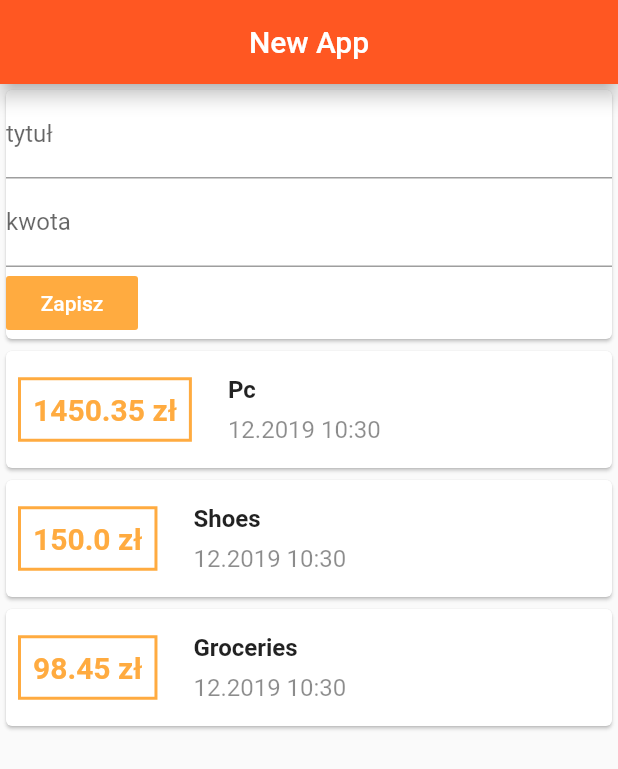
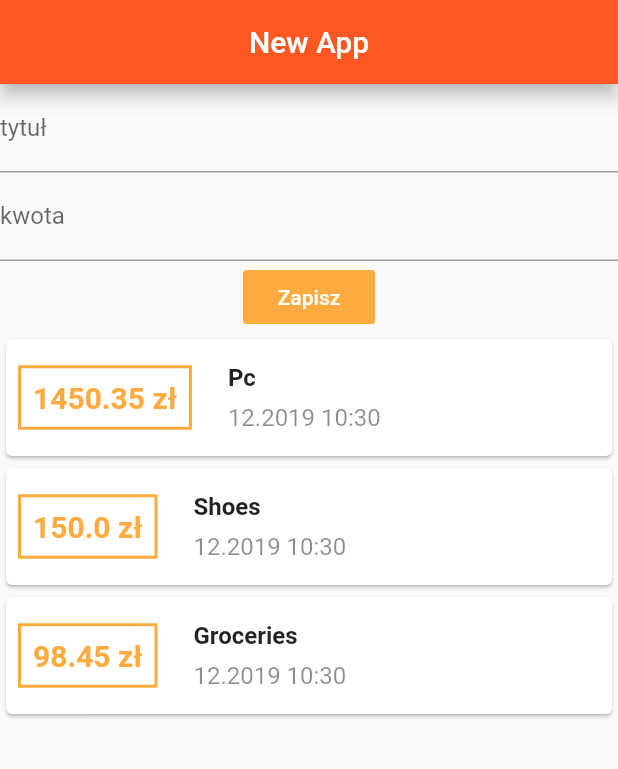
Before and after one commit to fcieminski/flutter-learning, a Flutter app: the screen it shows after launch, on a phone screen of 412 x 824 dp. Shown: the top 769 px of the screen. Run offline on Flutter 3.47's test engine with Material 2 defaults, Android fonts, the phone set to English and light mode, and no system bars.

Commit message:
splitting widgets

```diff
--- a/lib/main.dart
+++ b/lib/main.dart
@@ -1,5 +1,5 @@
 import 'package:flutter/material.dart';
-import './transaction.dart';
+import './widgets/UserTransaction.dart';
 
 void main() => runApp(MyApp());
 
@@ -11,13 +11,6 @@ class MyApp extends StatelessWidget {
 }
 
 class Home extends StatelessWidget {
-  final List<Transaction> transactions = [
-    Transaction(id: '1', title: 'Pc', amount: 1450.35, time: DateTime.now()),
-    Transaction(id: '2', title: 'Shoes', amount: 150, time: DateTime.now()),
-    Transaction(
-        id: '3', title: 'Groceries', amount: 98.45, time: DateTime.now()),
-  ];
-
   @override
   Widget build(BuildContext context) {
     return Scaffold(
@@ -29,90 +22,12 @@ class Home extends StatelessWidget {
       ),
       body: Column(
         children: <Widget>[
-          Card(
+          Container(
             child: Column(
               crossAxisAlignment: CrossAxisAlignment.start,
-              children: <Widget>[
-                TextField(
-                  decoration: InputDecoration(
-                    labelText: 'tytuł',
-                  ),
-                ),
-                TextField(
-                  decoration: InputDecoration(
-                    labelText: 'kwota',
-                  ),
-                ),
-                FlatButton(
-                  child: Text(
-                    'Zapisz',
-                  ),
-                  color: Colors.orangeAccent,
-                  textColor: Colors.white,
-                  onPressed: () {},
-                )
-              ],
+              children: <Widget>[UserTransactions()],
             ),
           ),
-          Column(
-            children: transactions.map((transaction) {
-              return Container(
-                child: Card(
-                  child: Row(
-                    children: <Widget>[
-                      Container(
-                        margin: EdgeInsets.all(8),
-                        padding: EdgeInsets.all(8),
-                        decoration: BoxDecoration(
-                          border: Border.all(
-                            color: Colors.orangeAccent,
-                            width: 2,
-                          ),
-                        ),
-                        child: Text(
-                          '${transaction.amount} zł',
-                          style: TextStyle(
-                            color: Colors.orangeAccent,
-                            fontWeight: FontWeight.bold,
-                            fontSize: 20,
-                          ),
-                        ),
-                      ),
-                      Container(
-                        margin: EdgeInsets.all(8),
-                        padding: EdgeInsets.all(8),
-                        child: Column(
-                          mainAxisAlignment: MainAxisAlignment.start,
-                          crossAxisAlignment: CrossAxisAlignment.start,
-                          children: <Widget>[
-                            Container(
-                              padding: EdgeInsets.only(bottom: 8),
-                              child: Text(
-                                transaction.title,
-                                style: TextStyle(
-                                  fontWeight: FontWeight.bold,
-                                  fontSize: 16,
-                                ),
-                              ),
-                            ),
-                            Container(
-                              child: Text(
-                                '${transaction.time.month}.${transaction.time.year} ${transaction.time.hour}:${transaction.time.minute}',
-                                style: TextStyle(
-                                  fontSize: 16,
-                                  color: Colors.black45,
-                                ),
-                              ),
-                            ),
-                          ],
-                        ),
-                      ),
-                    ],
-                  ),
-                ),
-              );
-            }).toList(),
-          )
         ],
       ),
     );
--- /dev/null
+++ b/lib/widgets/NewTransaction.dart
@@ -0,0 +1,39 @@
+import 'package:flutter/material.dart';
+
+class NewTransaction extends StatelessWidget {
+  final inputTitle = TextEditingController();
+  final inputAmout = TextEditingController();
+
+  @override
+  Widget build(BuildContext context) {
+    return Column(
+      children: <Widget>[
+        TextField(
+          decoration: InputDecoration(
+            labelText: 'tytuł',
+          ),
+        ),
+        TextField(
+          keyboardType: TextInputType.numberWithOptions(),
+          decoration: InputDecoration(
+            labelText: 'kwota',
+          ),
+        ),
+        FlatButton(
+          child: Text(
+            'Zapisz',
+          ),
+          color: Colors.orangeAccent,
+          textColor: Colors.white,
+          onPressed: () {
+            // transactions.add(new Transaction(
+            //     title: titleInput,
+            //     id: '3',
+            //     amount: double.parse(amountInput),
+            //     time: DateTime.now()));
+          },
+        ),
+      ],
+    );
+  }
+}
--- /dev/null
+++ b/lib/widgets/TransactionsList.dart
@@ -0,0 +1,82 @@
+import 'package:flutter/material.dart';
+import '../models/transaction.dart';
+
+class TransactionsList extends StatefulWidget {
+  @override
+  _TransactionsListState createState() => _TransactionsListState();
+}
+
+class _TransactionsListState extends State<TransactionsList> {
+  List<Transaction> transactions = [
+    Transaction(id: '1', title: 'Pc', amount: 1450.35, time: DateTime.now()),
+    Transaction(id: '2', title: 'Shoes', amount: 150, time: DateTime.now()),
+    Transaction(
+        id: '3', title: 'Groceries', amount: 98.45, time: DateTime.now()),
+  ];
+
+  String titleInput;
+  String amountInput;
+
+  @override
+  Widget build(BuildContext context) {
+    return Column(
+      children: transactions.map((transaction) {
+        return Container(
+          child: Card(
+            child: Row(
+              children: <Widget>[
+                Container(
+                  margin: EdgeInsets.all(8),
+                  padding: EdgeInsets.all(8),
+                  decoration: BoxDecoration(
+                    border: Border.all(
+                      color: Colors.orangeAccent,
+                      width: 2,
+                    ),
+                  ),
+                  child: Text(
+                    '${transaction.amount} zł',
+                    style: TextStyle(
+                      color: Colors.orangeAccent,
+                      fontWeight: FontWeight.bold,
+                      fontSize: 20,
+                    ),
+                  ),
+                ),
+                Container(
+                  margin: EdgeInsets.all(8),
+                  padding: EdgeInsets.all(8),
+                  child: Column(
+                    mainAxisAlignment: MainAxisAlignment.start,
+                    crossAxisAlignment: CrossAxisAlignment.start,
+                    children: <Widget>[
+                      Container(
+                        padding: EdgeInsets.only(bottom: 8),
+                        child: Text(
+                          transaction.title,
+                          style: TextStyle(
+                            fontWeight: FontWeight.bold,
+                            fontSize: 16,
+                          ),
+                        ),
+                      ),
+                      Container(
+                        child: Text(
+                          '${transaction.time.month}.${transaction.time.year} ${transaction.time.hour}:${transaction.time.minute}',
+                          style: TextStyle(
+                            fontSize: 16,
+                            color: Colors.black45,
+                          ),
+                        ),
+                      ),
+                    ],
+                  ),
+                ),
+              ],
+            ),
+          ),
+        );
+      }).toList(),
+    );
+  }
+}
--- /dev/null
+++ b/lib/widgets/UserTransaction.dart
@@ -0,0 +1,20 @@
+import 'package:flutter/material.dart';
+import './NewTransaction.dart';
+import './TransactionsList.dart';
+
+class UserTransactions extends StatefulWidget {
+  @override
+  _UserTransactionsState createState() => _UserTransactionsState();
+}
+
+class _UserTransactionsState extends State<UserTransactions> {
+  @override
+  Widget build(BuildContext context) {
+    return Column(
+      children: <Widget>[
+        NewTransaction(),
+        TransactionsList(),
+      ],
+    );
+  }
+}
```
Also changed, not shown: lib/models/transaction.dart (renamed from lib/transaction.dart).
